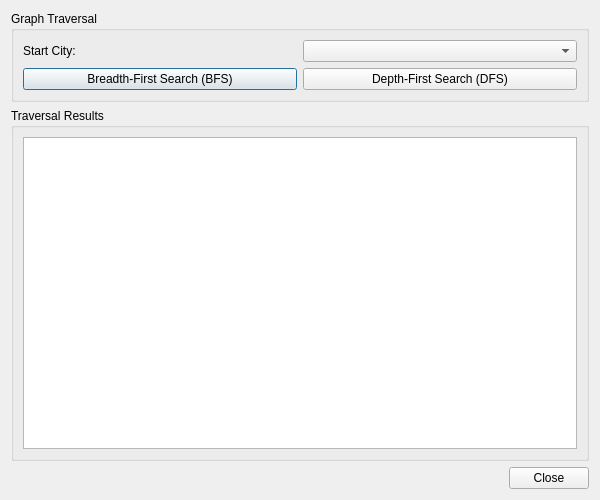
The window that GraphTraversalWindow.ui (AhmedHE50/Mini-Waslni) describes before a commit, drawn with Qt 5.
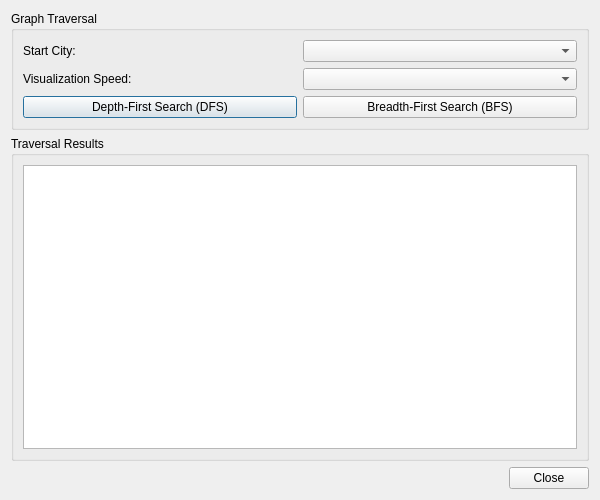
The same window after the commit.

```diff
--- a/GraphTraversalWindow.ui
+++ b/GraphTraversalWindow.ui
@@ -37,12 +37,19 @@
       <item>
        <layout class="QHBoxLayout" name="horizontalLayout_2">
         <item>
-         <widget class="QPushButton" name="btnBFS">
+         <widget class="QLabel" name="label_speed">
           <property name="text">
-           <string>Breadth-First Search (BFS)</string>
+           <string>Visualization Speed:</string>
           </property>
          </widget>
         </item>
+        <item>
+         <widget class="QComboBox" name="visualizationSpeedComboBox"/>
+        </item>
+       </layout>
+      </item>
+      <item>
+       <layout class="QHBoxLayout" name="horizontalLayout_3">
         <item>
          <widget class="QPushButton" name="btnDFS">
           <property name="text">
@@ -50,6 +57,13 @@
           </property>
          </widget>
         </item>
+        <item>
+         <widget class="QPushButton" name="btnBFS">
+          <property name="text">
+           <string>Breadth-First Search (BFS)</string>
+          </property>
+         </widget>
+        </item>
        </layout>
       </item>
       <item>
```
Left out of the diff: 5 changed lines with no effect on the pictures.
